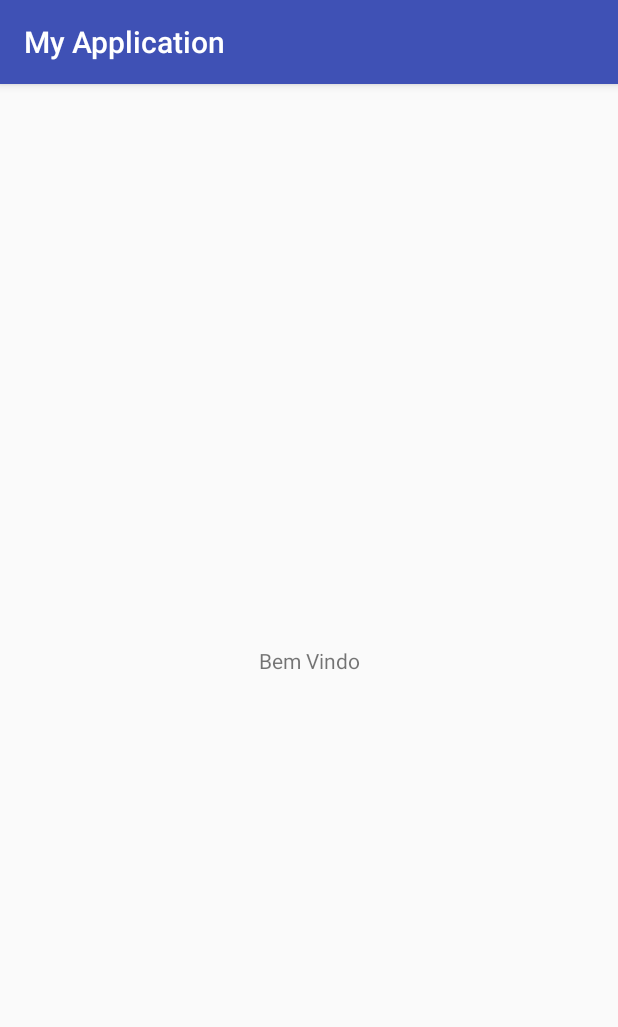
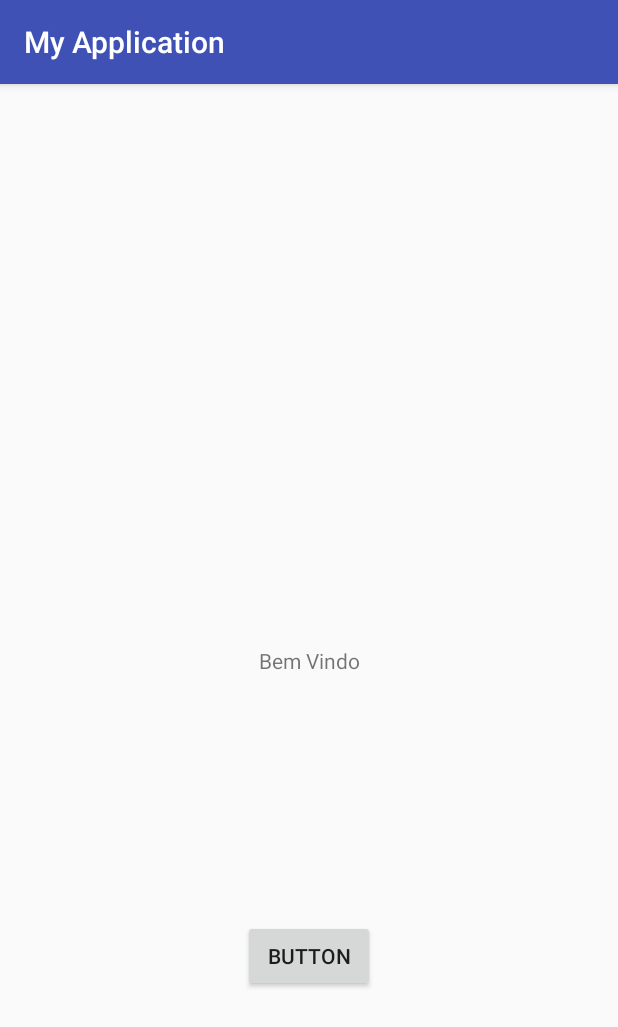
Before and after one commit to spiderjovem/MeuPrimeiroProjetoAndroid, an Android app: the screen it shows after launch (MainActivity), on a phone screen of 412 x 824 dp. Shown: the top 1027 px of the screen. Run offline under Robolectric (Android 15) with nearby library versions, the phone set to English and light mode, and no system bars.

Commit message:
meu primeiro botao

```diff
--- a/app/src/main/res/layout/activity_main.xml
+++ b/app/src/main/res/layout/activity_main.xml
@@ -13,6 +13,21 @@
         app:layout_constraintBottom_toBottomOf="parent"
         app:layout_constraintLeft_toLeftOf="parent"
         app:layout_constraintRight_toRightOf="parent"
-        app:layout_constraintTop_toTopOf="parent" />
+        app:layout_constraintTop_toTopOf="parent"
+        android:id="@+id/textView" />
+
+    <Button
+        android:id="@+id/button"
+        android:layout_width="wrap_content"
+        android:layout_height="wrap_content"
+        android:text="Button"
+        android:layout_marginTop="8dp"
+        app:layout_constraintTop_toBottomOf="@+id/textView"
+        android:layout_marginLeft="8dp"
+        app:layout_constraintLeft_toLeftOf="parent"
+        android:layout_marginRight="8dp"
+        app:layout_constraintRight_toRightOf="parent"
+        app:layout_constraintBottom_toBottomOf="parent"
+        android:layout_marginBottom="8dp" />
 
 </android.support.constraint.ConstraintLayout>
```
